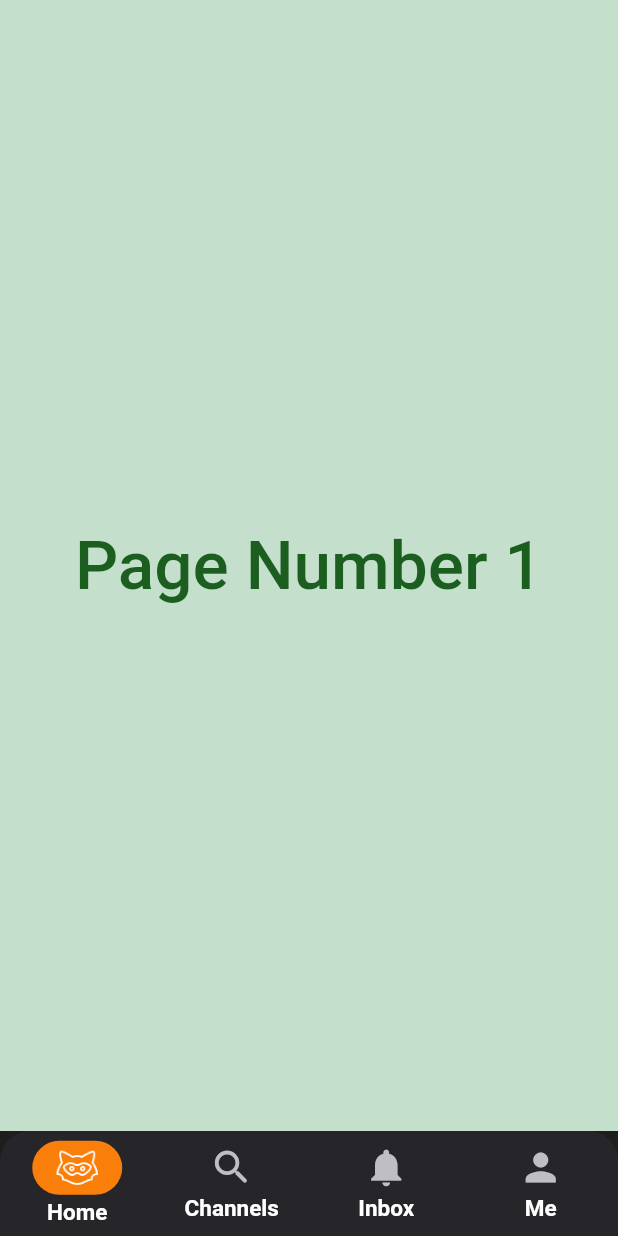
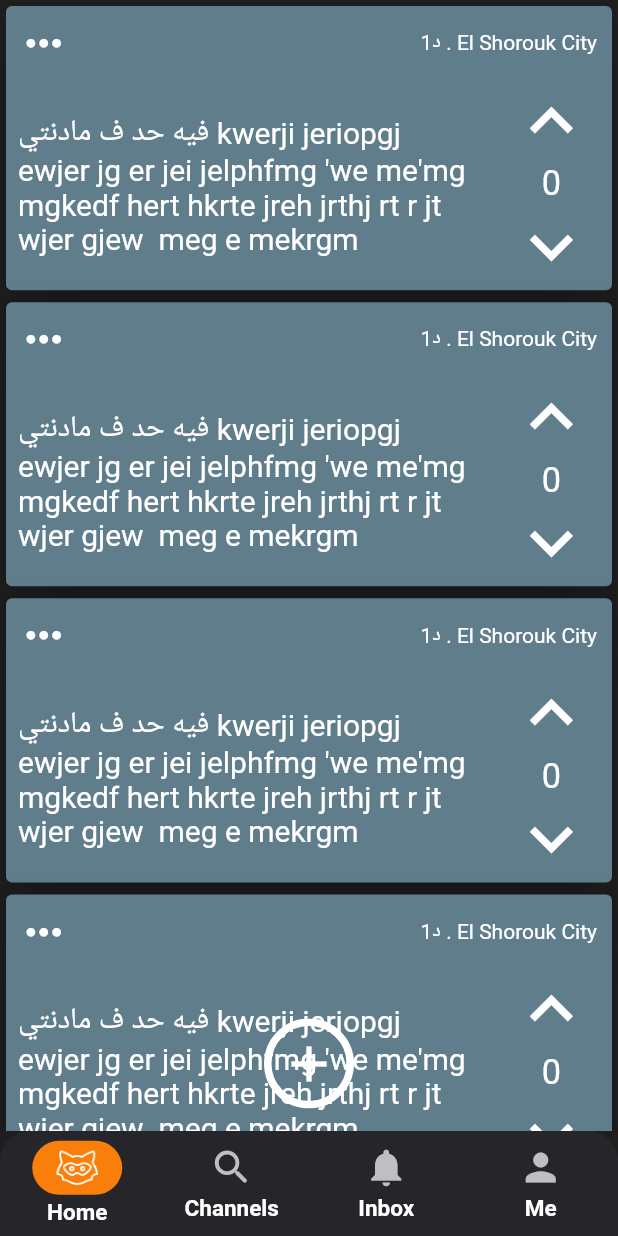
Before and after one commit to eslamsalah5/jodel_clone, a Flutter app: the AppHomeView screen opened by its route, on a phone screen of 412 x 824 dp. Run offline on Flutter 3.47's test engine with Material 2 defaults, Android fonts, the phone set to English and light mode, and no system bars; our stand-ins replace bloc, dots_indicator, flutter_bloc, flutter_screenutil, fluttertoast, hexcolor and 1 more; accounts and stored records are empty.

Commit message:
UpD Home

```diff
--- a/lib/main.dart
+++ b/lib/main.dart
@@ -48,6 +48,7 @@ class _MyAppState extends State<MyApp> {
     });
   }
 
+  @override
   void didChangeDependencies() {
     getLocale().then((locale) => {setLocale(locale)});
     super.didChangeDependencies();
@@ -78,7 +79,7 @@ class _MyAppState extends State<MyApp> {
                   themeMode: ModeCubit.get(context).isDark
                       ? ThemeMode.dark
                       : ThemeMode.light,
-                  localizationsDelegates: [
+                  localizationsDelegates: const [
                     S.delegate,
                     GlobalMaterialLocalizations.delegate,
                     GlobalWidgetsLocalizations.delegate,
--- a/lib/views/app_home_view/app_home_view.dart
+++ b/lib/views/app_home_view/app_home_view.dart
@@ -37,11 +37,11 @@ class _AppHomeViewState extends State<AppHomeView> {
           return Scaffold(
             bottomNavigationBar: Container(
               height: 70,
-              decoration:  BoxDecoration(
+              decoration: BoxDecoration(
                 color: ModeCubit.get(context).isDark
                     ? const Color(0xff26252A)
                     : Colors.white,
-                borderRadius: BorderRadius.only(
+                borderRadius: const BorderRadius.only(
                   topLeft: Radius.circular(20),
                   topRight: Radius.circular(20),
                 ),
@@ -74,16 +74,17 @@ class _AppHomeViewState extends State<AppHomeView> {
                                     ),
                                   )
                                 : Image.asset(
-                                  ModeCubit.get(context).isDark ?
-                                    'assets/images/white_jodel_icon.png' : 'assets/images/black_jodel_icon.png' ,
+                                    ModeCubit.get(context).isDark
+                                        ? 'assets/images/white_jodel_icon.png'
+                                        : 'assets/images/black_jodel_icon.png',
                                     width: 30,
                                   ),
                             const SizedBox(
                               height: 3,
                             ),
                             Text(
-                             S.of(context).home ,
-                              style: TextStyle(
+                              S.of(context).home,
+                              style: const TextStyle(
                                 fontSize: 15,
                                 fontWeight: FontWeight.w600,
                               ),
@@ -116,7 +117,7 @@ class _AppHomeViewState extends State<AppHomeView> {
                                       size: 30,
                                     ),
                                   )
-                                :  Icon(
+                                : Icon(
                                     Icons.search_rounded,
                                     color: ModeCubit.get(context).isDark
                                         ? const Color(0xffBFBEC3)
@@ -128,7 +129,7 @@ class _AppHomeViewState extends State<AppHomeView> {
                             ),
                             Text(
                               S.of(context).channels,
-                              style: TextStyle(
+                              style: const TextStyle(
                                 fontSize: 15,
                                 fontWeight: FontWeight.w600,
                               ),
@@ -161,7 +162,7 @@ class _AppHomeViewState extends State<AppHomeView> {
                                       size: 30,
                                     ),
                                   )
-                                :  Icon(
+                                : Icon(
                                     Icons.notifications,
                                     color: ModeCubit.get(context).isDark
                                         ? const Color(0xffBFBEC3)
@@ -173,7 +174,7 @@ class _AppHomeViewState extends State<AppHomeView> {
                             ),
                             Text(
                               S.of(context).inbox,
-                              style: TextStyle(
+                              style: const TextStyle(
                                 fontSize: 15,
                                 fontWeight: FontWeight.w600,
                               ),
@@ -206,7 +207,7 @@ class _AppHomeViewState extends State<AppHomeView> {
                                       size: 30,
                                     ),
                                   )
-                                :  Icon(
+                                : Icon(
                                     Icons.person,
                                     color: ModeCubit.get(context).isDark
                                         ? const Color(0xffBFBEC3)
@@ -218,7 +219,7 @@ class _AppHomeViewState extends State<AppHomeView> {
                             ),
                             Text(
                               S.of(context).me,
-                              style: TextStyle(
+                              style: const TextStyle(
                                 fontSize: 15,
                                 fontWeight: FontWeight.w600,
                               ),
--- a/lib/views/app_home_view/widgets/home_view/home_view.dart
+++ b/lib/views/app_home_view/widgets/home_view/home_view.dart
@@ -1,4 +1,5 @@
 import 'package:flutter/material.dart';
+import 'package:jodel_app/views/app_home_view/widgets/home_view/widgets/floting_home_button.dart';
 import 'package:jodel_app/views/app_home_view/widgets/home_view/widgets/home_view_body.dart';
 
 class HomeView extends StatelessWidget {
@@ -7,6 +8,8 @@ class HomeView extends StatelessWidget {
   @override
   Widget build(BuildContext context) {
     return const Scaffold(
+      floatingActionButtonLocation: FloatingActionButtonLocation.centerDocked,
+      floatingActionButton: floatingHomeButtom(),
       body: HomeViewBody(),
     );
   }
--- /dev/null
+++ b/lib/views/app_home_view/widgets/home_view/widgets/comment_tweta_body.dart
@@ -0,0 +1,33 @@
+import 'package:flutter/material.dart';
+
+class CommentTwetaBody extends StatelessWidget {
+  const CommentTwetaBody({super.key});
+
+  @override
+  Widget build(BuildContext context) {
+    return Scaffold(
+      appBar: AppBar(
+        actions: const [
+          Padding(
+            padding: EdgeInsets.all(8.0),
+            child: Icon(Icons.rocket_launch),
+          ),
+          Icon(Icons.share),
+          Padding(
+            padding: EdgeInsets.all(8.0),
+            child: Icon(Icons.push_pin),
+          ),
+        ],
+      ),
+      body: const SizedBox(
+        color: Colors.cyanAccent,
+        height: 300,
+        width: 200,
+        child: Text(
+          "Comment",
+          style: TextStyle(fontSize: 30),
+        ),
+      ),
+    );
+  }
+}
--- /dev/null
+++ b/lib/views/app_home_view/widgets/home_view/widgets/floting_home_button.dart
@@ -0,0 +1,33 @@
+import 'package:flutter/material.dart';
+
+class floatingHomeButtom extends StatelessWidget {
+  const floatingHomeButtom({super.key});
+
+  @override
+  Widget build(BuildContext context) {
+    return Padding(
+      padding: const EdgeInsets.only(bottom: 15),
+      child: SizedBox(
+        height: 60,
+        width: 60,
+        child: Material(
+          type: MaterialType.transparency,
+          child: Ink(
+            decoration: BoxDecoration(
+              border: Border.all(color: Colors.white, width: 5),
+              shape: BoxShape.circle,
+            ),
+            child: InkWell(
+              borderRadius: BorderRadius.circular(500.0),
+              onTap: () {},
+              child: const Icon(
+                Icons.add,
+                size: 40,
+              ),
+            ),
+          ),
+        ),
+      ),
+    );
+  }
+}
--- a/lib/views/app_home_view/widgets/home_view/widgets/home_view_body.dart
+++ b/lib/views/app_home_view/widgets/home_view/widgets/home_view_body.dart
@@ -1,20 +1,20 @@
 import 'package:flutter/material.dart';
+import 'package:jodel_app/views/app_home_view/widgets/home_view/widgets/tweta_view.dart';
 
 class HomeViewBody extends StatelessWidget {
   const HomeViewBody({Key? key}) : super(key: key);
 
   @override
   Widget build(BuildContext context) {
-    return Container(
-      color: const Color(0xffC4DFCB),
-      child: Center(
-        child: Text(
-          "Page Number 1",
-          style: TextStyle(
-            color: Colors.green[900],
-            fontSize: 45,
-            fontWeight: FontWeight.w500,
-          ),
+    return const SingleChildScrollView(
+      child: SafeArea(
+        child: Column(
+          children: [
+            TwetaView(),
+            TwetaView(),
+            TwetaView(),
+            TwetaView(),
+          ],
         ),
       ),
     );
--- /dev/null
+++ b/lib/views/app_home_view/widgets/home_view/widgets/tweta_view.dart
@@ -0,0 +1,92 @@
+import 'package:flutter/material.dart';
+import 'package:flutter_screenutil/flutter_screenutil.dart';
+import 'package:jodel_app/views/app_home_view/widgets/home_view/widgets/comment_tweta_body.dart';
+
+class TwetaView extends StatelessWidget {
+  const TwetaView({super.key, this.color, this.titel});
+  final Color? color;
+  final String? titel;
+  @override
+  Widget build(BuildContext context) {
+    return GestureDetector(
+      onTap: () {
+        Navigator.push(
+          context,
+          MaterialPageRoute(
+            builder: (context) => const CommentTwetaBody(),
+          ),
+        );
+      },
+      child: Card(
+        color: Colors.blueGrey,
+        elevation: 20,
+        child: Column(
+          children: [
+            Row(
+              children: [
+                // IconButton list
+                IconButton(
+                  onPressed: () {},
+                  icon: Icon(
+                    Icons.more_horiz,
+                    size: 30.sp,
+                  ),
+                ),
+
+                //
+                Expanded(
+                  child: Container(
+                      padding: const EdgeInsets.only(right: 10),
+                      child: const Text("1د . El Shorouk City",
+                          textAlign: TextAlign.right)),
+                )
+              ],
+            ),
+            Row(
+              children: [
+                const Expanded(
+                  flex: 4,
+                  child: Padding(
+                    padding: EdgeInsets.all(8.0),
+                    child: Text(
+                      maxLines: 5,
+                      "فيه حد ف مادنتي kwerji jeriopgj ewjer jg er jei jelphfmg 'we me'mg mgkedf hert hkrte jreh jrthj rt r jt wjer gjew  meg e mekrgm ",
+                      overflow: TextOverflow.ellipsis,
+                      style: TextStyle(
+                        fontSize: 20,
+                      ),
+                    ),
+                  ),
+                ),
+                Expanded(
+                  child: Column(
+                    mainAxisAlignment: MainAxisAlignment.spaceAround,
+                    children: [
+                      InkWell(
+                        // icon arrow_drop_up
+                        onTap: () {},
+                        child:
+                            Icon(Icons.keyboard_arrow_up_outlined, size: 50.sp),
+                      ),
+                      Text(
+                        "0",
+                        style: TextStyle(
+                          fontSize: 20.sp,
+                        ),
+                      ),
+                      InkWell(
+                        onTap: () {},
+                        child: Icon(Icons.keyboard_arrow_down_outlined,
+                            size: 50.sp),
+                      ),
+                    ],
+                  ),
+                ),
+              ],
+            ),
+          ],
+        ),
+      ),
+    );
+  }
+}
```
Lines whose indentation alone changed are shown as unchanged.
